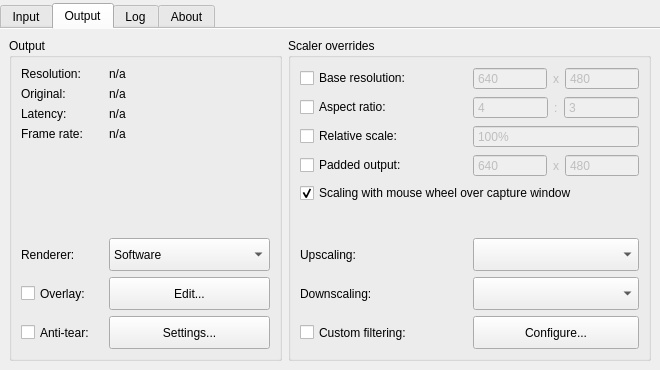
Before: the Qt Designer form src/display/qt/d_control_panel.ui in mrehkopf/vcs, drawn with Qt 5.
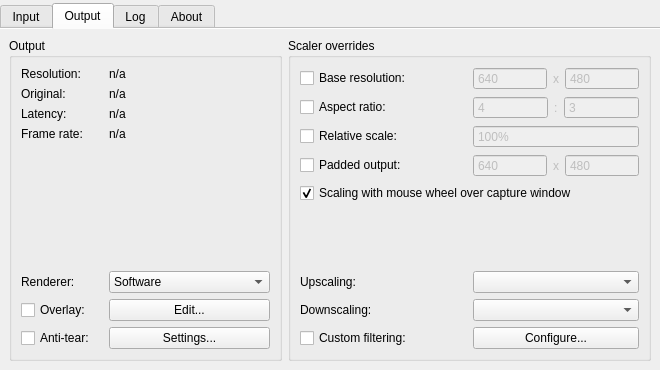
After: the same form once the commit is applied. The open tabs and pages were chosen to show the change.

Commit message: GUI: Tweak control panel layout

What changed in the file:
```diff
--- a/src/display/qt/d_control_panel.ui
+++ b/src/display/qt/d_control_panel.ui
@@ -604,52 +604,7 @@
                </property>
               </spacer>
              </item>
-             <item row="9" column="0">
-              <widget class="QLabel" name="label_2">
-               <property name="minimumSize">
-                <size>
-                 <width>0</width>
-                 <height>33</height>
-                </size>
-               </property>
-               <property name="text">
-                <string>Renderer:</string>
-               </property>
-              </widget>
-             </item>
-             <item row="10" column="0">
-              <widget class="QCheckBox" name="checkBox_overlay">
-               <property name="sizePolicy">
-                <sizepolicy hsizetype="Minimum" vsizetype="Expanding">
-                 <horstretch>0</horstretch>
-                 <verstretch>0</verstretch>
-                </sizepolicy>
-               </property>
-               <property name="minimumSize">
-                <size>
-                 <width>0</width>
-                 <height>33</height>
-                </size>
-               </property>
-               <property name="text">
-                <string>Overlay:</string>
-               </property>
-              </widget>
-             </item>
-             <item row="10" column="1">
-              <widget class="QPushButton" name="pushButton_editOverlay">
-               <property name="minimumSize">
-                <size>
-                 <width>0</width>
-                 <height>33</height>
-                </size>
-               </property>
-               <property name="text">
-                <string>Edit...</string>
-               </property>
-              </widget>
-             </item>
-             <item row="11" column="0">
+             <item row="13" column="0">
               <widget class="QCheckBox" name="checkBox_outputAntiTear">
                <property name="sizePolicy">
                 <sizepolicy hsizetype="Minimum" vsizetype="Expanding">
@@ -660,7 +615,7 @@
                <property name="minimumSize">
                 <size>
                  <width>0</width>
-                 <height>33</height>
+                 <height>0</height>
                 </size>
                </property>
                <property name="text">
@@ -668,12 +623,12 @@
                </property>
               </widget>
              </item>
-             <item row="11" column="1">
+             <item row="13" column="1">
               <widget class="QPushButton" name="pushButton_antiTearOptions">
                <property name="minimumSize">
                 <size>
                  <width>0</width>
-                 <height>33</height>
+                 <height>0</height>
                 </size>
                </property>
                <property name="text">
@@ -681,12 +636,44 @@
                </property>
               </widget>
              </item>
-             <item row="9" column="1">
+             <item row="12" column="1">
+              <widget class="QPushButton" name="pushButton_editOverlay">
+               <property name="minimumSize">
+                <size>
+                 <width>0</width>
+                 <height>0</height>
+                </size>
+               </property>
+               <property name="text">
+                <string>Edit...</string>
+               </property>
+              </widget>
+             </item>
+             <item row="12" column="0">
+              <widget class="QCheckBox" name="checkBox_overlay">
+               <property name="sizePolicy">
+                <sizepolicy hsizetype="Minimum" vsizetype="Expanding">
+                 <horstretch>0</horstretch>
+                 <verstretch>0</verstretch>
+                </sizepolicy>
+               </property>
+               <property name="minimumSize">
+                <size>
+                 <width>0</width>
+                 <height>0</height>
+                </size>
+               </property>
+               <property name="text">
+                <string>Overlay:</string>
+               </property>
+              </widget>
+             </item>
+             <item row="11" column="1">
               <widget class="QComboBox" name="comboBox_renderer">
                <property name="minimumSize">
                 <size>
                  <width>0</width>
-                 <height>33</height>
+                 <height>0</height>
                 </size>
                </property>
                <item>
@@ -701,6 +688,19 @@
                </item>
               </widget>
              </item>
+             <item row="11" column="0">
+              <widget class="QLabel" name="label_2">
+               <property name="minimumSize">
+                <size>
+                 <width>0</width>
+                 <height>0</height>
+                </size>
+               </property>
+               <property name="text">
+                <string>Renderer:</string>
+               </property>
+              </widget>
+             </item>
             </layout>
            </widget>
           </item>
@@ -1061,7 +1061,7 @@
               <property name="minimumSize">
                <size>
                 <width>0</width>
-                <height>33</height>
+                <height>0</height>
                </size>
               </property>
               <property name="text">
@@ -1083,7 +1083,7 @@
               <property name="minimumSize">
                <size>
                 <width>0</width>
-                <height>33</height>
+                <height>0</height>
                </size>
               </property>
               <property name="currentIndex">
@@ -1106,7 +1106,7 @@
               <property name="minimumSize">
                <size>
                 <width>0</width>
-                <height>33</height>
+                <height>0</height>
                </size>
               </property>
               <property name="text">
@@ -1128,7 +1128,7 @@
               <property name="minimumSize">
                <size>
                 <width>0</width>
-                <height>33</height>
+                <height>0</height>
                </size>
               </property>
               <property name="currentIndex">
@@ -1151,7 +1151,7 @@
               <property name="minimumSize">
                <size>
                 <width>0</width>
-                <height>33</height>
+                <height>0</height>
                </size>
               </property>
               <property name="text">
@@ -1170,7 +1170,7 @@
               <property name="minimumSize">
                <size>
                 <width>0</width>
-                <height>33</height>
+                <height>0</height>
                </size>
               </property>
               <property name="text">
```
Left out of the diff: 76 changed lines with no effect on the pictures.
